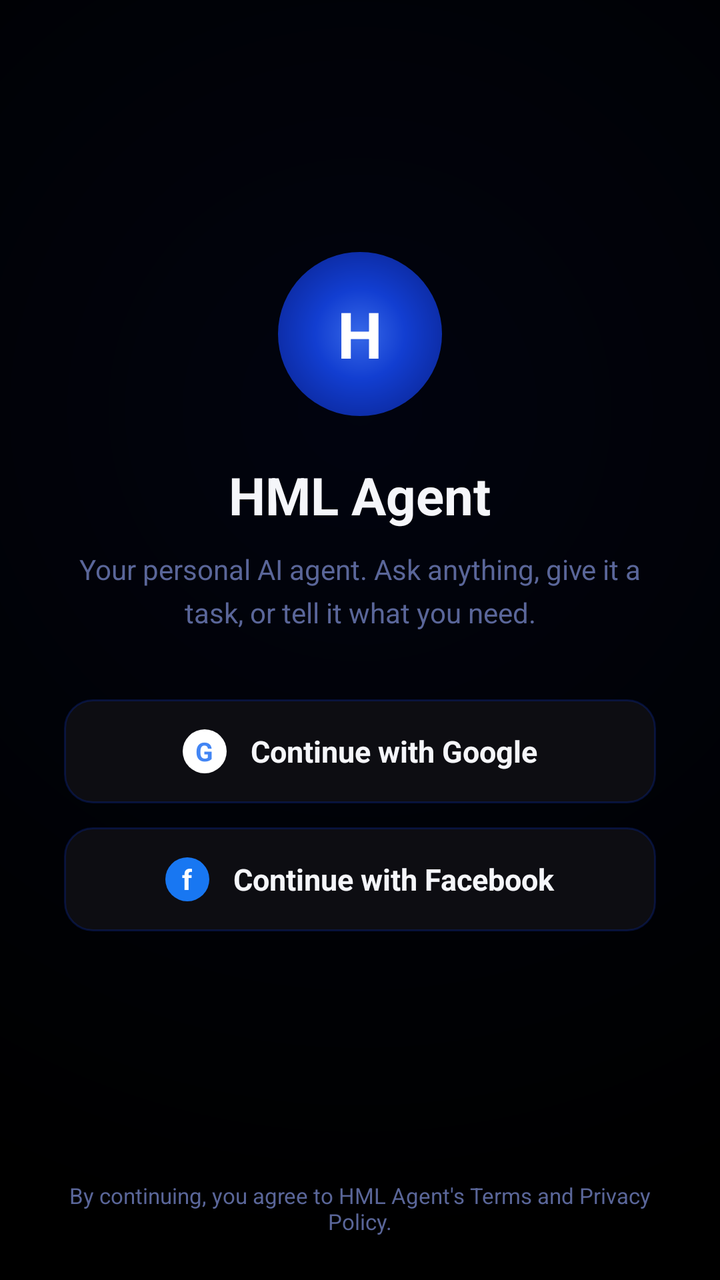
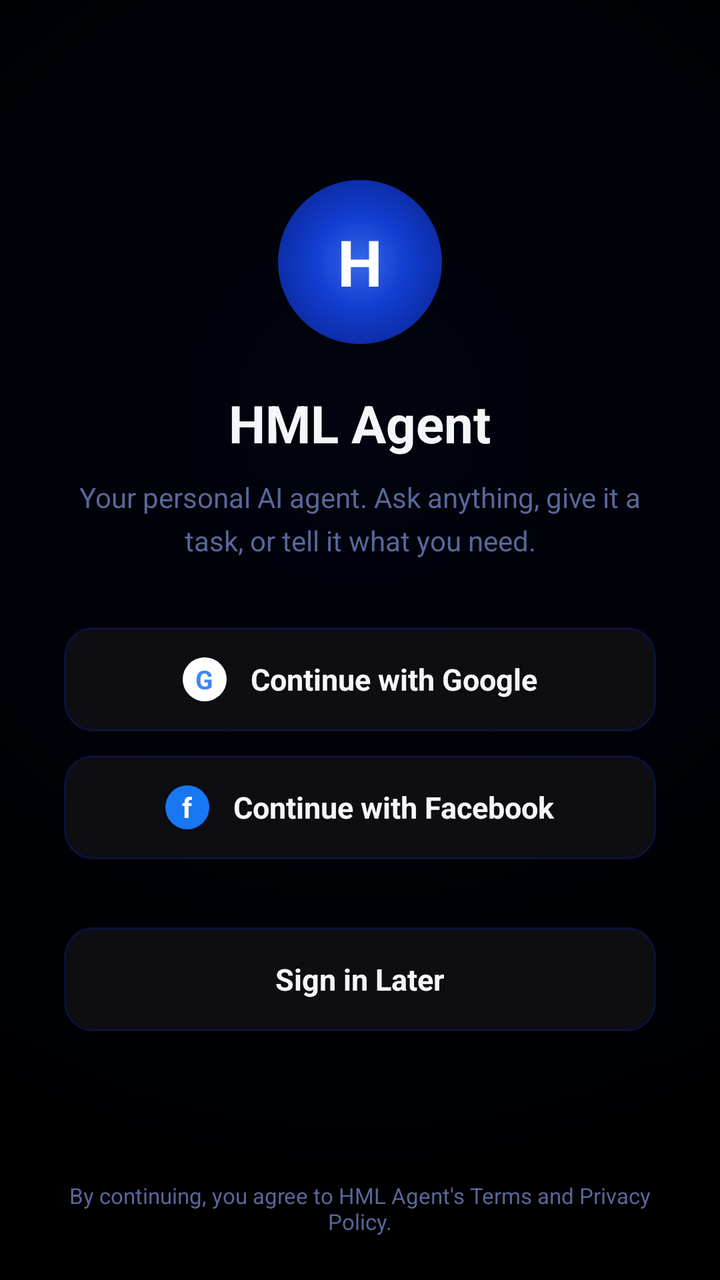

An Android layout rendered at two revisions. The XML below is the earlier revision; the diff shows what the commit changed to produce the second picture.
<!-- AndroidManifest.xml: application theme Theme.HMLAgent -->
<!-- res/layout/activity_login.xml -->
<?xml version="1.0" encoding="utf-8"?>
<androidx.constraintlayout.widget.ConstraintLayout xmlns:android="http://schemas.android.com/apk/res/android"
    xmlns:app="http://schemas.android.com/apk/res-auto"
    android:id="@+id/loginRoot"
    android:layout_width="match_parent"
    android:layout_height="match_parent"
    android:background="@drawable/login_bg"
    android:fitsSystemWindows="true">

    <LinearLayout
        android:id="@+id/centerGroup"
        android:layout_width="0dp"
        android:layout_height="wrap_content"
        android:orientation="vertical"
        android:gravity="center_horizontal"
        android:paddingHorizontal="32dp"
        app:layout_constraintWidth_max="420dp"
        app:layout_constraintStart_toStartOf="parent"
        app:layout_constraintEnd_toEndOf="parent"
        app:layout_constraintTop_toTopOf="parent"
        app:layout_constraintBottom_toBottomOf="parent"
        app:layout_constraintVertical_bias="0.42">

        <FrameLayout
            android:layout_width="82dp"
            android:layout_height="82dp"
            android:background="@drawable/logo_orb_bg">

            <TextView
                android:layout_width="wrap_content"
                android:layout_height="wrap_content"
                android:layout_gravity="center"
                android:text="H"
                android:textColor="#FFFFFF"
                android:textSize="32sp"
                android:textStyle="bold" />
        </FrameLayout>

        <TextView
            android:layout_width="wrap_content"
            android:layout_height="wrap_content"
            android:layout_marginTop="22dp"
            android:text="@string/app_name"
            android:textColor="@color/text_primary"
            android:textSize="26sp"
            android:textStyle="bold" />

        <TextView
            android:layout_width="wrap_content"
            android:layout_height="wrap_content"
            android:layout_marginTop="10dp"
            android:gravity="center"
            android:text="@string/login_tagline"
            android:textColor="@color/text_muted"
            android:textSize="14sp"
            android:lineSpacingMultiplier="1.3" />

        <LinearLayout
            android:id="@+id/googleButton"
            android:layout_width="match_parent"
            android:layout_height="52dp"
            android:layout_marginTop="34dp"
            android:orientation="horizontal"
            android:gravity="center"
            android:background="@drawable/login_button_bg"
            android:clickable="true"
            android:focusable="true">

            <FrameLayout
                android:layout_width="22dp"
                android:layout_height="22dp"
                android:background="@drawable/google_mark_bg">

                <TextView
                    android:layout_width="wrap_content"
                    android:layout_height="wrap_content"
                    android:layout_gravity="center"
                    android:text="G"
                    android:textColor="#4285F4"
                    android:textSize="13sp"
                    android:textStyle="bold" />
            </FrameLayout>

            <TextView
                android:layout_width="wrap_content"
                android:layout_height="wrap_content"
                android:layout_marginStart="12dp"
                android:text="@string/continue_with_google"
                android:textColor="@color/text_primary"
                android:textSize="15sp"
                android:textStyle="bold" />
        </LinearLayout>

        <LinearLayout
            android:id="@+id/facebookButton"
            android:layout_width="match_parent"
            android:layout_height="52dp"
            android:layout_marginTop="12dp"
            android:orientation="horizontal"
            android:gravity="center"
            android:background="@drawable/login_button_bg"
            android:clickable="true"
            android:focusable="true">

            <FrameLayout
                android:layout_width="22dp"
                android:layout_height="22dp"
                android:background="@drawable/facebook_mark_bg">

                <TextView
                    android:layout_width="wrap_content"
                    android:layout_height="wrap_content"
                    android:layout_gravity="center"
                    android:text="f"
                    android:textColor="#FFFFFF"
                    android:textSize="14sp"
                    android:textStyle="bold" />
            </FrameLayout>

            <TextView
                android:layout_width="wrap_content"
                android:layout_height="wrap_content"
                android:layout_marginStart="12dp"
                android:text="@string/continue_with_facebook"
                android:textColor="@color/text_primary"
                android:textSize="15sp"
                android:textStyle="bold" />
        </LinearLayout>

        <ProgressBar
            android:id="@+id/loginProgress"
            android:layout_width="24dp"
            android:layout_height="24dp"
            android:layout_marginTop="20dp"
            android:indeterminateTint="@color/blue_glow"
            android:visibility="gone" />

    </LinearLayout>

    <TextView
        android:layout_width="0dp"
        android:layout_height="wrap_content"
        android:layout_marginHorizontal="32dp"
        android:layout_marginBottom="22dp"
        android:gravity="center"
        android:text="@string/login_disclaimer"
        android:textColor="@color/text_muted"
        android:textSize="11sp"
        app:layout_constraintStart_toStartOf="parent"
        app:layout_constraintEnd_toEndOf="parent"
        app:layout_constraintBottom_toBottomOf="parent" />

</androidx.constraintlayout.widget.ConstraintLayout>
<!-- resources referenced by this layout -->
<resources>
  <color name="blue_glow">#5E89FF</color>
  <color name="text_muted">#5A6699</color>
  <color name="text_primary">#F5F6FA</color>
  <!-- drawable facebook_mark_bg (drawable) -->
  <shape xmlns:android="http://schemas.android.com/apk/res/android"
      android:shape="oval">
      <solid android:color="#1877F2" />
  </shape>
  <!-- drawable google_mark_bg (drawable) -->
  <shape xmlns:android="http://schemas.android.com/apk/res/android"
      android:shape="oval">
      <solid android:color="#FFFFFF" />
  </shape>
  <!-- drawable login_bg (drawable) -->
  <shape xmlns:android="http://schemas.android.com/apk/res/android"
      android:shape="rectangle">
      <gradient
          android:type="radial"
          android:gradientRadius="420dp"
          android:centerX="0.5"
          android:centerY="0.32"
          android:startColor="#1A09238F"
          android:endColor="#000000" />
  </shape>
  <!-- drawable login_button_bg (drawable) -->
  <ripple xmlns:android="http://schemas.android.com/apk/res/android"
      android:color="@color/hover_tint">
      <item>
          <shape android:shape="rectangle">
              <solid android:color="@color/surface_raised" />
              <corners android:radius="14dp" />
              <stroke android:width="1dp" android:color="@color/line" />
          </shape>
      </item>
  </ripple>
  <!-- drawable logo_orb_bg (drawable) -->
  <shape xmlns:android="http://schemas.android.com/apk/res/android"
      android:shape="oval">
      <gradient
          android:type="radial"
          android:gradientRadius="45dp"
          android:startColor="#3768E8"
          android:centerColor="#123ED1"
          android:endColor="#0C2AA1" />
  </shape>
  <string name="app_name">HML Agent</string>
  <string name="continue_with_facebook">Continue with Facebook</string>
  <string name="continue_with_google">Continue with Google</string>
  <string name="login_disclaimer">By continuing, you agree to HML Agent\'s Terms and Privacy Policy.</string>
  <string name="login_tagline">Your personal AI agent. Ask anything, give it a task, or tell it what you need.</string>
  <style name="Theme.HMLAgent" parent="Theme.MaterialComponents.DayNight.NoActionBar">
          <item name="colorPrimary">@color/blue_deep</item>
          <item name="colorPrimaryDark">@color/bg_black</item>
          <item name="colorAccent">@color/blue_bright</item>
          <item name="android:windowBackground">@color/bg_black</item>
          <item name="android:statusBarColor">@color/bg_black</item>
          <item name="android:navigationBarColor">@color/bg_black</item>
          <item name="android:textColor">@color/text_primary</item>
      </style>
  <color name="hover_tint">#1F1135B8</color>
  <color name="surface_raised">#0D0D12</color>
  <color name="line">#471135B8</color>
  <color name="blue_deep">#1135b8</color>
  <color name="bg_black">#000000</color>
  <color name="blue_bright">#3D74FF</color>
</resources>

<!-- the commit's change to res/layout/activity_login.xml (unified diff, before → after) -->
@@ -127,6 +127,27 @@
                 android:textStyle="bold" />
         </LinearLayout>
 
+        
+        <LinearLayout
+            android:id="@+id/skipLoginButton"
+            android:layout_width="match_parent"
+            android:layout_height="52dp"
+            android:layout_marginTop="34dp"
+            android:orientation="horizontal"
+            android:gravity="center"
+            android:background="@drawable/login_button_bg"
+            android:clickable="true"
+            android:focusable="true">
+
+            <TextView
+                android:layout_width="wrap_content"
+                android:layout_height="wrap_content"
+                android:text="@string/skip_login"
+                android:textColor="@color/text_primary"
+                android:textSize="15sp"
+                android:textStyle="bold" />
+        </LinearLayout>
+
         <ProgressBar
             android:id="@+id/loginProgress"
             android:layout_width="24dp"
<!-- resource entries referenced after the edit -->
@@ -50,6 +50,7 @@
   <string name="continue_with_google">Continue with Google</string>
   <string name="login_disclaimer">By continuing, you agree to HML Agent\'s Terms and Privacy Policy.</string>
   <string name="login_tagline">Your personal AI agent. Ask anything, give it a task, or tell it what you need.</string>
+  <string name="skip_login">Sign in Later</string>
   <style name="Theme.HMLAgent" parent="Theme.MaterialComponents.DayNight.NoActionBar">
           <item name="colorPrimary">@color/blue_deep</item>
           <item name="colorPrimaryDark">@color/bg_black</item>
